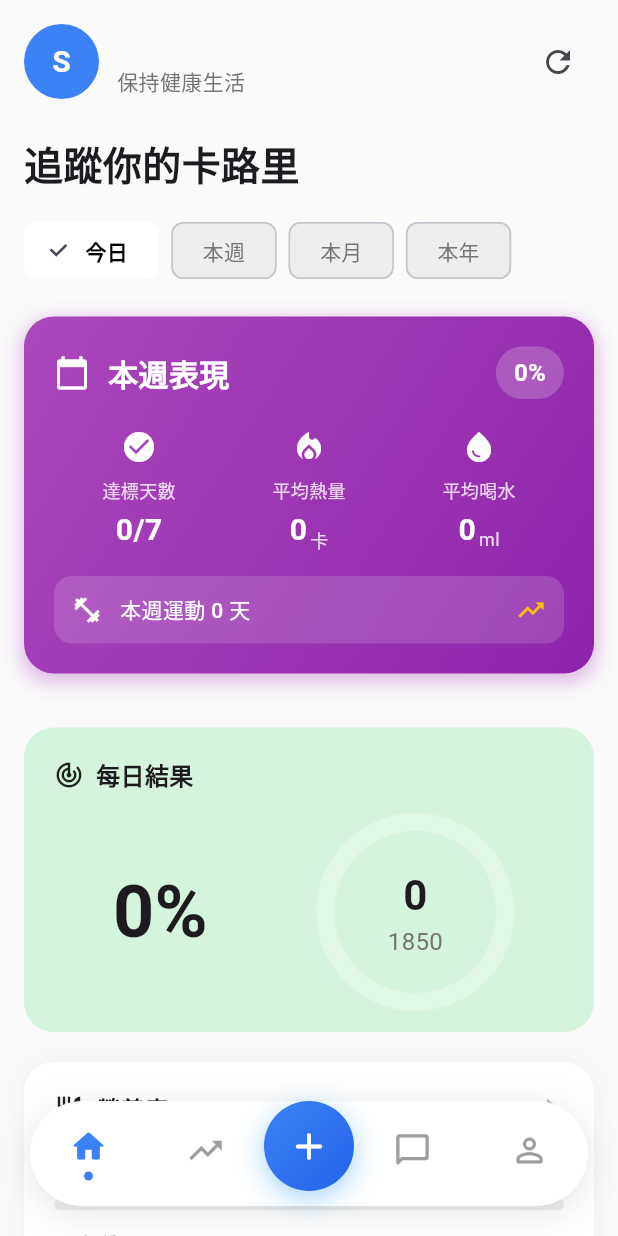
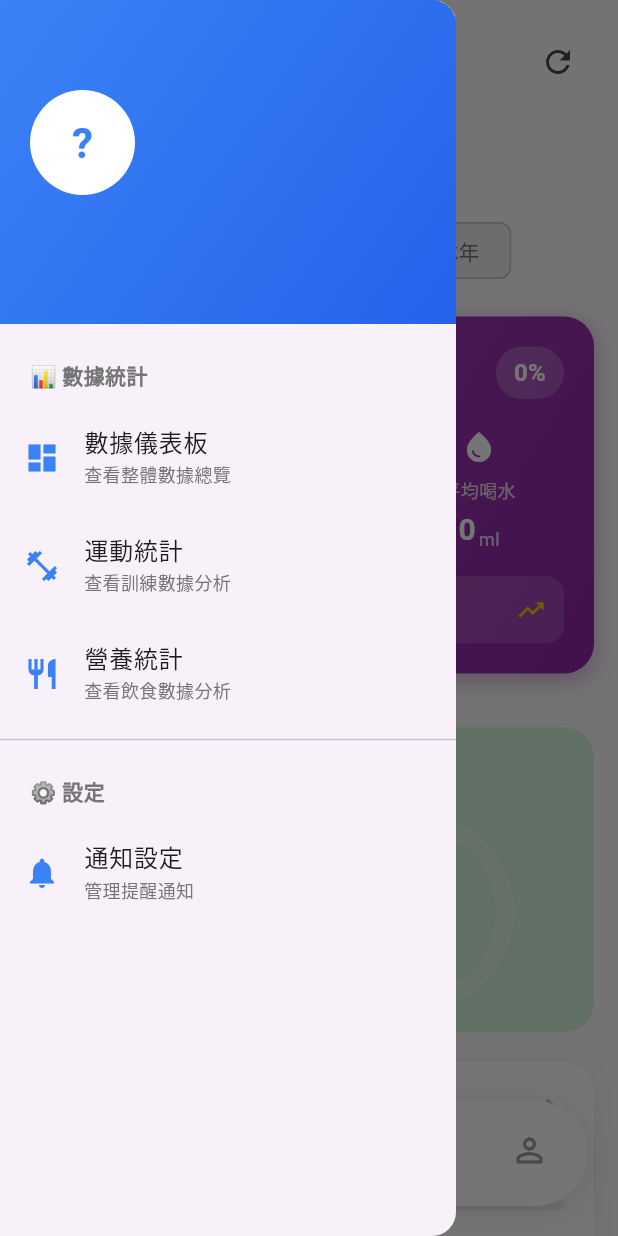
Before and after one commit to onedust1503/food_labels_app, a Flutter app: the TraineeHomePage screen opened by its route, with the side drawer open (before the commit the screen has no drawer), on a phone screen of 412 x 824 dp. Run offline on Flutter 3.47's test engine with Material 3 defaults, Android fonts, the phone set to English and light mode, and no system bars; our stand-ins replace cloud_firestore, firebase_auth, firebase_core, firebase_messaging, fl_chart, flutter_local_notifications and 1 more; accounts and stored records are empty.

Commit message:
側邊圖表

```diff
--- a/lib/components/page_wrapper_with_navigation.dart
+++ b/lib/components/page_wrapper_with_navigation.dart
@@ -1,5 +1,5 @@
 // lib/components/page_wrapper_with_navigation.dart
-// 🔥 已修改：支援自定義首頁功能
+// 🔥 只添加側邊欄功能，保持原有排版和功能不變
 
 import 'package:flutter/material.dart';
 import 'package:flutter/foundation.dart';
@@ -11,19 +11,25 @@ import '../chat_service_test_page.dart';
 import '../pages/coach_search_page.dart';
 import '../pages/student_management_page.dart';
 import '../pages/student_coach_management_page.dart';
-import '../services/food_database_service.dart'; // 🔥 新增
+import '../services/food_database_service.dart';
 import '../pages/workout/workout_log_page.dart';
 import '../pages/workout/workout_plan_list_page.dart';
 import '../pages/workout/create_workout_plan_page.dart';
 
+// 🔥 新增：統計和設定頁面
+import '../pages/stats/dashboard_page.dart';
+import '../pages/stats/workout_stats_page.dart';
+import '../pages/stats/nutrition_stats_page.dart';
+import '../pages/settings/notification_settings_page.dart';
+
 class PageWrapperWithNavigation extends StatefulWidget {
   final bool isCoach;
-  final Widget? customHomePage; // 🔥 新增：可選的自定義首頁
+  final Widget? customHomePage;
 
   const PageWrapperWithNavigation({
     super.key,
     required this.isCoach,
-    this.customHomePage, // 🔥 新增參數
+    this.customHomePage,
   });
 
   @override
@@ -284,6 +290,178 @@ class _PageWrapperWithNavigationState extends State<PageWrapperWithNavigation> {
     );
   }
 
+  // 🔥 新增：側邊欄內容
+  Widget _buildDrawer() {
+    return Drawer(
+      child: Column(
+        children: [
+          // 側邊欄頂部
+          Container(
+            width: double.infinity,
+            padding: const EdgeInsets.fromLTRB(20, 60, 20, 20),
+            decoration: BoxDecoration(
+              gradient: LinearGradient(
+                colors: widget.isCoach
+                    ? [Colors.green[500]!, Colors.green[600]!]
+                    : [const Color(0xFF3B82F6), const Color(0xFF2563EB)],
+                begin: Alignment.topLeft,
+                end: Alignment.bottomRight,
+              ),
+            ),
+            child: Column(
+              crossAxisAlignment: CrossAxisAlignment.start,
+              children: [
+                CircleAvatar(
+                  radius: 35,
+                  backgroundColor: Colors.white,
+                  child: Text(
+                    userName.isNotEmpty ? userName[0].toUpperCase() : '?',
+                    style: TextStyle(
+                      fontSize: 28,
+                      fontWeight: FontWeight.bold,
+                      color: widget.isCoach ? Colors.green : const Color(0xFF3B82F6),
+                    ),
+                  ),
+                ),
+                const SizedBox(height: 12),
+                Text(
+                  userName,
+                  style: const TextStyle(
+                    fontSize: 20,
+                    fontWeight: FontWeight.bold,
+                    color: Colors.white,
+                  ),
+                ),
+                const SizedBox(height: 4),
+                Text(
+                  userEmail,
+                  style: const TextStyle(
+                    fontSize: 14,
+                    color: Colors.white70,
+                  ),
+                ),
+              ],
+            ),
+          ),
+
+          // 側邊欄選項列表
+          Expanded(
+            child: ListView(
+              padding: const EdgeInsets.symmetric(vertical: 8),
+              children: [
+                // 📊 統計相關選項
+                _buildDrawerHeader('📊 數據統計'),
+                _buildDrawerItem(
+                  icon: Icons.dashboard,
+                  title: '數據儀表板',
+                  subtitle: '查看整體數據總覽',
+                  onTap: () {
+                    Navigator.pop(context);
+                    Navigator.push(
+                      context,
+                      MaterialPageRoute(
+                        builder: (context) => const DashboardPage(),
+                      ),
+                    );
+                  },
+                ),
+                _buildDrawerItem(
+                  icon: Icons.fitness_center,
+                  title: '運動統計',
+                  subtitle: '查看訓練數據分析',
+                  onTap: () {
+                    Navigator.pop(context);
+                    Navigator.push(
+                      context,
+                      MaterialPageRoute(
+                        builder: (context) => const WorkoutStatsPage(),
+                      ),
+                    );
+                  },
+                ),
+                _buildDrawerItem(
+                  icon: Icons.restaurant,
+                  title: '營養統計',
+                  subtitle: '查看飲食數據分析',
+                  onTap: () {
+                    Navigator.pop(context);
+                    Navigator.push(
+                      context,
+                      MaterialPageRoute(
+                        builder: (context) => const NutritionStatsPage(),
+                      ),
+                    );
+                  },
+                ),
+
+                const Divider(),
+
+                // ⚙️ 設定相關選項
+                _buildDrawerHeader('⚙️ 設定'),
+                _buildDrawerItem(
+                  icon: Icons.notifications,
+                  title: '通知設定',
+                  subtitle: '管理提醒通知',
+                  onTap: () {
+                    Navigator.pop(context);
+                    Navigator.push(
+                      context,
+                      MaterialPageRoute(
+                        builder: (context) => const NotificationSettingsPage(),
+                      ),
+                    );
+                  },
+                ),
+              ],
+            ),
+          ),
+        ],
+      ),
+    );
+  }
+
+  // 側邊欄分組標題
+  Widget _buildDrawerHeader(String title) {
+    return Padding(
+      padding: const EdgeInsets.fromLTRB(20, 16, 20, 8),
+      child: Text(
+        title,
+        style: TextStyle(
+          fontSize: 14,
+          fontWeight: FontWeight.bold,
+          color: Colors.grey[600],
+        ),
+      ),
+    );
+  }
+
+  // 側邊欄選項項目
+  Widget _buildDrawerItem({
+    required IconData icon,
+    required String title,
+    required String subtitle,
+    required VoidCallback onTap,
+  }) {
+    return ListTile(
+      leading: Icon(icon, color: widget.isCoach ? Colors.green : const Color(0xFF3B82F6)),
+      title: Text(
+        title,
+        style: const TextStyle(
+          fontSize: 16,
+          fontWeight: FontWeight.w500,
+        ),
+      ),
+      subtitle: Text(
+        subtitle,
+        style: TextStyle(
+          fontSize: 12,
+          color: Colors.grey[600],
+        ),
+      ),
+      onTap: onTap,
+    );
+  }
+
   @override
   Widget build(BuildContext context) {
     if (isLoading) {
@@ -294,6 +472,8 @@ class _PageWrapperWithNavigationState extends State<PageWrapperWithNavigation> {
 
     return Scaffold(
       backgroundColor: Colors.grey.shade50,
+      // 🔥 新增：側邊欄
+      drawer: _buildDrawer(),
       body: Stack(
         children: [
           // 主要內容頁面
@@ -305,7 +485,7 @@ class _PageWrapperWithNavigationState extends State<PageWrapperWithNavigation> {
               });
             },
             children: [
-              _buildHomePage(), // 🔥 修改：支援自定義首頁
+              _buildHomePage(),
               _buildSecondPage(),
               _buildChatPage(),
               _buildProfilePage(),
@@ -329,14 +509,12 @@ class _PageWrapperWithNavigationState extends State<PageWrapperWithNavigation> {
     );
   }
 
-  // 🔥 修改：首頁內容 - 支援自定義首頁
+  // 🔥 保持原有的首頁內容 - 完全不變
   Widget _buildHomePage() {
-    // 如果有傳入自定義首頁，就使用它
     if (widget.customHomePage != null) {
       return widget.customHomePage!;
     }
 
-    // 否則使用預設首頁
     return SafeArea(
       child: SingleChildScrollView(
         padding: const EdgeInsets.only(bottom: 110),
@@ -417,7 +595,7 @@ class _PageWrapperWithNavigationState extends State<PageWrapperWithNavigation> {
     );
   }
 
-  // 第二頁內容
+  // 🔥 保持原有的第二頁內容 - 完全不變
   Widget _buildSecondPage() {
     if (widget.isCoach) {
       return const StudentManagementPage();
@@ -426,7 +604,7 @@ class _PageWrapperWithNavigationState extends State<PageWrapperWithNavigation> {
     }
   }
 
-  // 聊天頁面
+  // 🔥 保持原有的聊天頁面 - 完全不變
   Widget _buildChatPage() {
     return SafeArea(
       child: Padding(
@@ -491,7 +669,7 @@ class _PageWrapperWithNavigationState extends State<PageWrapperWithNavigation> {
                     );
                   }
 
-                  // 🔥 在本地排序聊天室（按最後訊息時間）
+                  // 在本地排序聊天室（按最後訊息時間）
                   List<QueryDocumentSnapshot> chatRooms = snapshot.data!.docs.toList();
                   chatRooms.sort((a, b) {
                     var aData = a.data() as Map<String, dynamic>;
@@ -503,7 +681,7 @@ class _PageWrapperWithNavigationState extends State<PageWrapperWithNavigation> {
                     if (aTime == null) return 1;
                     if (bTime == null) return -1;
 
-                    return bTime.compareTo(aTime); // 降序排列（最新的在前）
+                    return bTime.compareTo(aTime);
                   });
 
                   return ListView.builder(
@@ -639,11 +817,11 @@ class _PageWrapperWithNavigationState extends State<PageWrapperWithNavigation> {
                                   context,
                                   MaterialPageRoute(
                                     builder: (context) => ChatDetailPage(
-                                      chatId: chatRoomDoc.id,           // ✅ 修正參數名稱
-                                      chatName: otherUserName,          // ✅ 修正參數名稱
-                                      lastMessage: lastMessage.isNotEmpty ? lastMessage : '開始對話...', // ✅ 正確
-                                      avatarUrl: 'https://ui-avatars.com/api/?name=${Uri.encodeComponent(otherUserName)}&background=${otherUserIsCoach ? '22C55E' : '3B82F6'}&color=fff', // ✅ 使用 UI Avatars 生成頭像
-                                      isOnline: true,                   // ✅ 預設在線
+                                      chatId: chatRoomDoc.id,
+                                      chatName: otherUserName,
+                                      lastMessage: lastMessage.isNotEmpty ? lastMessage : '開始對話...',
+                                      avatarUrl: 'https://ui-avatars.com/api/?name=${Uri.encodeComponent(otherUserName)}&background=${otherUserIsCoach ? '22C55E' : '3B82F6'}&color=fff',
+                                      isOnline: true,
                                     ),
                                   ),
                                 );
@@ -663,7 +841,7 @@ class _PageWrapperWithNavigationState extends State<PageWrapperWithNavigation> {
     );
   }
 
-  // 個人頁面
+  // 🔥 保持原有的個人頁面 - 完全不變
   Widget _buildProfilePage() {
     return SafeArea(
       child: Padding(
@@ -784,7 +962,6 @@ class _PageWrapperWithNavigationState extends State<PageWrapperWithNavigation> {
                       );
                     },
                   ),
-                  // 🔥 新增：初始化食物資料庫（開發/管理用）
                   _buildProfileOption(
                     icon: Icons.restaurant_menu,
                     title: '初始化食物資料庫',
@@ -809,7 +986,7 @@ class _PageWrapperWithNavigationState extends State<PageWrapperWithNavigation> {
     );
   }
 
-  // 個人中心選項
+  // 🔥 保持原有的個人中心選項 - 完全不變
   Widget _buildProfileOption({
     required IconData icon,
     required String title,
@@ -863,7 +1040,7 @@ class _PageWrapperWithNavigationState extends State<PageWrapperWithNavigation> {
     );
   }
 
-  // 登出功能
+  // 🔥 保持原有的登出功能 - 完全不變
   void _handleSignOut() async {
     bool? shouldSignOut = await showDialog<bool>(
       context: context,
@@ -916,9 +1093,8 @@ class _PageWrapperWithNavigationState extends State<PageWrapperWithNavigation> {
     }
   }
 
-  // 🔥 新增：初始化食物資料庫
+  // 🔥 保持原有的初始化資料庫功能 - 完全不變
   void _initializeDatabase() async {
-    // 顯示確認對話框
     bool? shouldInit = await showDialog<bool>(
       context: context,
       builder: (BuildContext context) {
@@ -957,7 +1133,6 @@ class _PageWrapperWithNavigationState extends State<PageWrapperWithNavigation> {
 
     if (shouldInit != true) return;
 
-    // 顯示載入對話框
     showDialog(
       context: context,
       barrierDismissible: false,
@@ -982,10 +1157,8 @@ class _PageWrapperWithNavigationState extends State<PageWrapperWithNavigation> {
       FoodDatabaseService foodService = FoodDatabaseService();
       await foodService.initializeFoodDatabase();
 
-      // 關閉載入對話框
       if (mounted) Navigator.of(context).pop();
 
-      // 顯示成功訊息
       if (mounted) {
         ScaffoldMessenger.of(context).showSnackBar(
           const SnackBar(
@@ -996,10 +1169,8 @@ class _PageWrapperWithNavigationState extends State<PageWrapperWithNavigation> {
         );
       }
     } catch (e) {
-      // 關閉載入對話框
       if (mounted) Navigator.of(context).pop();
 
-      // 顯示錯誤訊息
       if (mounted) {
         ScaffoldMessenger.of(context).showSnackBar(
           SnackBar(
--- a/lib/main.dart
+++ b/lib/main.dart
@@ -9,9 +9,14 @@ import 'login.dart';
 import 'pages/home/trainee_home_page.dart';
 import 'pages/home/coach_home_page.dart';
 import 'services/notification_service.dart'; // 🆕 匯入通知服務
+import 'package:intl/date_symbol_data_local.dart'; // 🆕 匯入國際化日期格式
 
 void main() async {
   WidgetsFlutterBinding.ensureInitialized();
+
+  // 🆕 初始化國際化日期格式
+  await initializeDateFormatting('zh_TW', null);
+
   // *** 修復：使用 debugPrint 替代 print ***
   if (kDebugMode) {
     debugPrint('[init] start');
--- a/lib/pages/home/trainee_home_page.dart
+++ b/lib/pages/home/trainee_home_page.dart
@@ -1,4 +1,6 @@
 // lib/pages/home/trainee_home_page.dart
+// 🔥 只添加漢堡選單按鈕，保留所有原有功能
+
 import 'package:flutter/material.dart';
 import 'package:flutter/foundation.dart';
 import 'package:firebase_auth/firebase_auth.dart';
@@ -132,14 +134,14 @@ class _TraineeHomePageState extends State<TraineeHomePage> {
   Future<Map<String, dynamic>> _loadWeeklyStats() async {
     try {
       final waterStats = await _waterService.getWeeklyStats();
-      final workoutStats = await WorkoutService().getWeeklyWorkoutStats(); // 🔥 新增
+      final workoutStats = await WorkoutService().getWeeklyWorkoutStats();
 
       return {
         'daysCompleted': waterStats['daysCompleted'] ?? 0,
         'totalDays': 7,
         'avgCalories': todayCalories.toDouble(),
         'avgWater': (waterStats['avgDaily'] ?? 0).toDouble(),
-        'workoutDays': workoutStats['workoutDays'] ?? 0, // 🔥 使用真實數據
+        'workoutDays': workoutStats['workoutDays'] ?? 0,
       };
     } catch (e) {
       if (kDebugMode) {
@@ -178,9 +180,20 @@ class _TraineeHomePageState extends State<TraineeHomePage> {
           child: Column(
             crossAxisAlignment: CrossAxisAlignment.start,
             children: [
-              // 頂部用戶資訊
+              // 🔥 頂部用戶資訊 - 只添加漢堡選單按鈕
               Row(
                 children: [
+                  // 🔥 新增：漢堡選單按鈕
+                  Builder(
+                    builder: (context) => IconButton(
+                      icon: const Icon(Icons.menu, size: 28),
+                      onPressed: () {
+                        Scaffold.of(context).openDrawer();
+                      },
+                      tooltip: '打開選單',
+                    ),
+                  ),
+                  // 原有的頭像
                   CircleAvatar(
                     radius: 25,
                     backgroundColor: const Color(0xFF3B82F6),
@@ -194,6 +207,7 @@ class _TraineeHomePageState extends State<TraineeHomePage> {
                     ),
                   ),
                   const SizedBox(width: 12),
+                  // 原有的用戶名稱
                   Expanded(
                     child: Column(
                       crossAxisAlignment: CrossAxisAlignment.start,
@@ -215,6 +229,7 @@ class _TraineeHomePageState extends State<TraineeHomePage> {
                       ],
                     ),
                   ),
+                  // 原有的刷新按鈕
                   IconButton(
                     icon: const Icon(Icons.refresh),
                     onPressed: () {
@@ -231,6 +246,7 @@ class _TraineeHomePageState extends State<TraineeHomePage> {
               ),
               const SizedBox(height: 24),
 
+              // 以下完全保持原樣
               const Text(
                 '追蹤你的卡路里',
                 style: TextStyle(
@@ -243,7 +259,7 @@ class _TraineeHomePageState extends State<TraineeHomePage> {
               _buildPeriodSelector(),
               const SizedBox(height: 20),
 
-              // 🔥 新增本週統計卡片
+              // 本週統計卡片
               FutureBuilder<Map<String, dynamic>>(
                 future: _loadWeeklyStats(),
                 builder: (context, snapshot) {
@@ -269,7 +285,7 @@ class _TraineeHomePageState extends State<TraineeHomePage> {
               _buildNutritionCard(),
               const SizedBox(height: 20),
 
-              _buildWaterIntakeCard(), // 🔥 使用 StreamBuilder 即時監聽
+              _buildWaterIntakeCard(),
               const SizedBox(height: 20),
 
               _buildQuickActions(),
@@ -485,7 +501,6 @@ class _TraineeHomePageState extends State<TraineeHomePage> {
     );
   }
 
-  // 🔥 喝水卡片 - 使用 StreamBuilder 即時監聽
   Widget _buildWaterIntakeCard() {
     return StreamBuilder<Map<String, dynamic>>(
       stream: _waterService.getTodayWaterStream(),
@@ -495,12 +510,10 @@ class _TraineeHomePageState extends State<TraineeHomePage> {
         'logs': [],
       },
       builder: (context, snapshot) {
-        // 處理連接狀態
         if (snapshot.connectionState == ConnectionState.waiting && !snapshot.hasData) {
           return _buildWaterCardSkeleton();
         }
 
-        // 從 Stream 獲取數據
         final data = snapshot.data ?? {
           'totalWater': 0,
           'targetWater': 2000,
@@ -599,7 +612,6 @@ class _TraineeHomePageState extends State<TraineeHomePage> {
     );
   }
 
-  // 🔥 加載骨架屏
   Widget _buildWaterCardSkeleton() {
     return Container(
       padding: const EdgeInsets.all(20),
@@ -648,7 +660,6 @@ class _TraineeHomePageState extends State<TraineeHomePage> {
     );
   }
 
-  // 🔥 快速添加喝水對話框
   void _showQuickAddWaterDialog() {
     showModalBottomSheet(
       context: context,
@@ -735,7 +746,6 @@ class _TraineeHomePageState extends State<TraineeHomePage> {
     );
   }
 
-  // 🔥 快速添加喝水
   Future<void> _quickAddWater(int amount) async {
     try {
       await _waterService.addWaterLog(amount: amount);
--- a/lib/services/workout_service.dart
+++ b/lib/services/workout_service.dart
@@ -82,17 +82,18 @@ class WorkoutService {
     });
   }
 
-  // 🔥 獲取今日運動記錄
+  // 🔥 獲取今日運動記錄 - 修正排序
   Future<List<WorkoutModel>> getTodayWorkouts() async {
     if (_currentUserId == null) return [];
 
     String today = DateTime.now().toIso8601String().split('T')[0];
 
+    // ✅ 修正：改用 date 排序，不用 createdAt
     QuerySnapshot snapshot = await _firestore
         .collection('workoutLogs')
         .where('userId', isEqualTo: _currentUserId)
         .where('date', isEqualTo: today)
-        .orderBy('createdAt', descending: true)
+        .orderBy('date', descending: true)  // ✅ 改用 date
         .get();
 
     return snapshot.docs
--- a/pubspec.yaml
+++ b/pubspec.yaml
@@ -38,7 +38,7 @@ dependencies:
   firebase_auth: ^6.0.1
   cloud_firestore: ^6.0.1
   provider: ^6.1.2
-  intl: ^0.19.0
+  intl: ^0.20.0
 
   fl_chart: ^0.66.0  # 圖表庫
   firebase_messaging: ^16.0.1  # 推送通知
```
Also changed, not shown: lib/services/stats_service.dart (+17 -17 lines), pubspec.lock.
